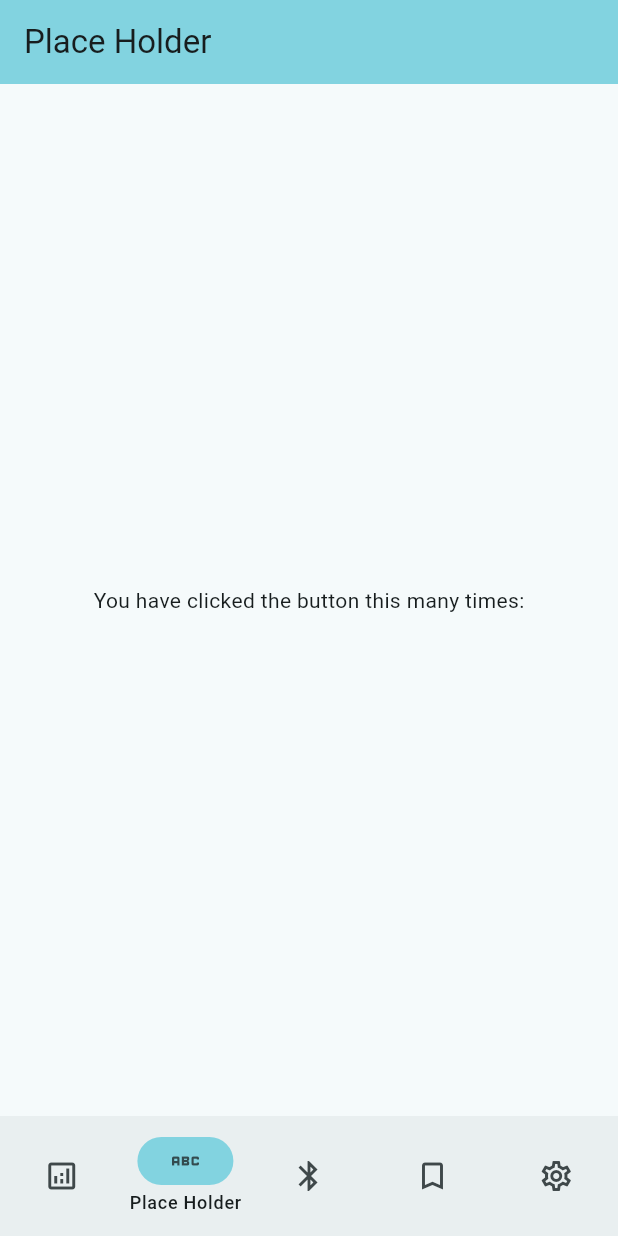
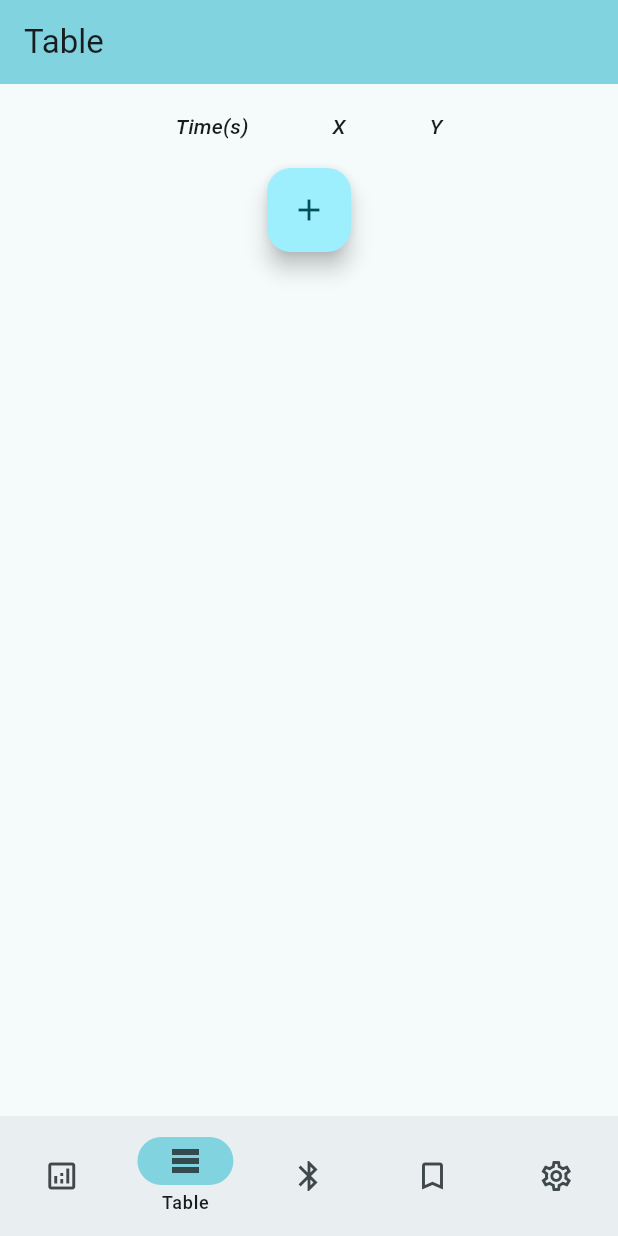
Before and after one commit to masongaller/MicroSync, a Flutter app: the screen it shows after launch, item 2 of the bottom bar chosen, on a phone screen of 412 x 824 dp. Run offline on Flutter 3.47's test engine with Material 3 defaults, Android fonts, the phone set to English and light mode, and no system bars; our stand-ins replace fl_chart, flutter_blue_plus, google_fonts.

Commit message:
Table/Graph data simulation

```diff
--- a/bluetooth_app/lib/data.dart
+++ b/bluetooth_app/lib/graph.dart
@@ -1,5 +1,7 @@
+import 'package:bluetooth_app/shareddata.dart';
 import 'package:fl_chart/fl_chart.dart';
 import 'package:flutter/material.dart';
+import 'package:provider/provider.dart';
 
 class MyDataPage extends StatefulWidget {
   const MyDataPage({Key? key}) : super(key: key);
@@ -14,9 +16,14 @@ class _MyDataPageState extends State<MyDataPage>
   double maxY = 10;
   double minX = 0;
   double maxX = 10;
+
   @override
   Widget build(BuildContext context) {
     var theme = Theme.of(context);
+    final watchPoints = context.watch<
+        SharedData>(); //Use context.watch<T>() when the widget needs to rebuild when the model changes.
+    final readPoints = context
+        .read<SharedData>(); //To modify the data without rebuilding the widget
 
     return AspectRatio(
       aspectRatio: 1.23,
@@ -87,13 +94,10 @@ class _MyDataPageState extends State<MyDataPage>
                     LineChartData(
                       lineBarsData: [
                         LineChartBarData(
-                          spots: [
-                            const FlSpot(0, 3),
-                            const FlSpot(1, 1),
-                            const FlSpot(2, 4),
-                            const FlSpot(3, 2),
-                            const FlSpot(4, 5),
-                          ],
+                          spots: List<FlSpot>.generate(
+                              watchPoints.points.length,
+                              (index) => FlSpot(watchPoints.points[index].x.toDouble(),
+                                  watchPoints.points[index].y.toDouble())),
                           isCurved: true,
                           color: theme.colorScheme.primary,
                           barWidth: 4,
--- a/bluetooth_app/lib/navigationbar.dart
+++ b/bluetooth_app/lib/navigationbar.dart
@@ -1,8 +1,11 @@
-import 'package:bluetooth_app/data.dart';
+import 'package:bluetooth_app/graph.dart';
 import 'package:bluetooth_app/home.dart';
 import 'package:bluetooth_app/saved.dart';
 import 'package:bluetooth_app/settings.dart';
+import 'package:bluetooth_app/shareddata.dart';
+import 'package:bluetooth_app/table.dart';
 import 'package:flutter/material.dart';
+import 'package:provider/provider.dart';
 
 class MyNavigationBar extends StatefulWidget {
   const MyNavigationBar({super.key});
@@ -34,11 +37,11 @@ class _MyNavigationBarState extends State<MyNavigationBar> {
           NavigationDestination(
               selectedIcon: Icon(Icons.analytics),
               icon: Icon(Icons.analytics_outlined),
-              label: "Data"),
+              label: "Graph"),
           NavigationDestination(
-              selectedIcon: Icon(Icons.abc),
-              icon: Icon(Icons.abc),
-              label: "Place Holder"),
+              selectedIcon: Icon(Icons.table_rows),
+              icon: Icon(Icons.table_rows_outlined),
+              label: "Table"),
           NavigationDestination(
             selectedIcon: Icon(Icons.bluetooth),
             icon: Icon(Icons.bluetooth_outlined),
@@ -56,16 +59,19 @@ class _MyNavigationBarState extends State<MyNavigationBar> {
           ),
         ],
       ),
-      body: PageView(
+      body: ChangeNotifierProvider(
+        create: (context) => SharedData(),
+        child: PageView(
           controller: _pageController,
           onPageChanged: _onPageChanged,
           children: const [
             MyDataPage(),
-          MySavedPage(),
+            MyTablePage(),
             MyHomePage(),
             MySavedPage(),
             MySettingsPage(),
           ],
+        ),
       ),
     );
   }
@@ -87,9 +93,9 @@ class _MyNavigationBarState extends State<MyNavigationBar> {
   String _getAppBarTitle(int index) {
     switch (index) {
       case 0:
-        return 'Data';
+        return 'Graph';
       case 1:
-        return 'Place Holder';
+        return 'Table';
       case 2:
         return 'Connect';
       case 3:
--- /dev/null
+++ b/bluetooth_app/lib/shareddata.dart
@@ -0,0 +1,14 @@
+import 'dart:math';
+
+import 'package:flutter/material.dart';
+
+class SharedData extends ChangeNotifier {
+  List<Point> _points = [];
+
+  List<Point> get points => _points;
+
+  void addPoint() {
+    _points.add(Point(_points.length, Random().nextDouble() * 10));
+    notifyListeners();  // This will alert the widgets that are listening to this model.
+  }
+}
--- /dev/null
+++ b/bluetooth_app/lib/table.dart
@@ -0,0 +1,89 @@
+import 'package:bluetooth_app/shareddata.dart';
+import 'package:flutter/material.dart';
+import 'package:provider/provider.dart';
+
+class MyTablePage extends StatefulWidget {
+  const MyTablePage({super.key});
+  @override
+  State<MyTablePage> createState() => _MyTablePageState();
+}
+
+class _MyTablePageState extends State<MyTablePage>
+    with AutomaticKeepAliveClientMixin<MyTablePage> {
+  static const int numItems = 20;
+  List<bool> selected = List<bool>.generate(numItems, (int index) => false);
+
+  @override
+  Widget build(BuildContext context) {
+    final watchPoints = context.watch<
+        SharedData>(); //Use context.watch<T>() when the widget needs to rebuild when the model changes.
+    final readPoints = context
+        .read<SharedData>(); //To modify the data without rebuilding the widget
+
+    return Scaffold(
+      body: Center(
+        child: Column(
+          children: <Widget>[
+            SingleChildScrollView(
+              child: DataTable(
+                columns: const <DataColumn>[
+                  DataColumn(
+                    label: Expanded(
+                      child: Text(
+                        'Time(s)',
+                        style: TextStyle(fontStyle: FontStyle.italic),
+                      ),
+                    ),
+                  ),
+                  DataColumn(
+                    label: Expanded(
+                      child: Text(
+                        'X',
+                        style: TextStyle(fontStyle: FontStyle.italic),
+                      ),
+                    ),
+                  ),
+                  DataColumn(
+                    label: Expanded(
+                      child: Text(
+                        'Y',
+                        style: TextStyle(fontStyle: FontStyle.italic),
+                      ),
+                    ),
+                  ),
+                ],
+                rows: List<DataRow>.generate(
+                  watchPoints.points.length,
+                  (int index) => DataRow(
+                    color: MaterialStateProperty.resolveWith<Color>(
+                        (Set<MaterialState> states) {
+                      return Theme.of(context)
+                          .colorScheme
+                          .primary
+                          .withOpacity(0.08);
+                    }),
+                    cells: <DataCell>[
+                      DataCell(Text(index.toString())),
+                      DataCell(Text(watchPoints.points[index].x.toString())),
+                      DataCell(Text(watchPoints.points[index].y.toString())),
+                    ],
+                  ),
+                ),
+              ),
+            ),
+            FloatingActionButton(
+              onPressed: () {
+                readPoints.addPoint();
+              },
+              tooltip: 'Add Point',
+              child: const Icon(Icons.add),
+            ),
+          ],
+        ),
+      ),
+    );
+  }
+
+  @override
+  bool get wantKeepAlive => true;
+}
--- a/bluetooth_app/pubspec.yaml
+++ b/bluetooth_app/pubspec.yaml
@@ -35,9 +35,10 @@ dependencies:
   # The following adds the Cupertino Icons font to your application.
   # Use with the CupertinoIcons class for iOS style icons.
   cupertino_icons: ^1.0.2
-  flutter_blue_plus: ^1.31.10
+  flutter_blue_plus: ^1.31.13
   fl_chart: ^0.66.1
   google_fonts: ^6.1.0
+  provider: ^6.1.1
 
 dev_dependencies:
   flutter_test:
@@ -48,7 +49,7 @@ dev_dependencies:
   # activated in the `analysis_options.yaml` file located at the root of your
   # package. See that file for information about deactivating specific lint
   # rules and activating additional ones.
-  flutter_lints: ^2.0.0
+  flutter_lints: ^3.0.1
 
 # For information on the generic Dart part of this file, see the
 # following page: https://dart.dev/tools/pub/pubspec
```
Also changed, not shown: bluetooth_app/pubspec.lock. Lines whose indentation alone changed are shown as unchanged.
